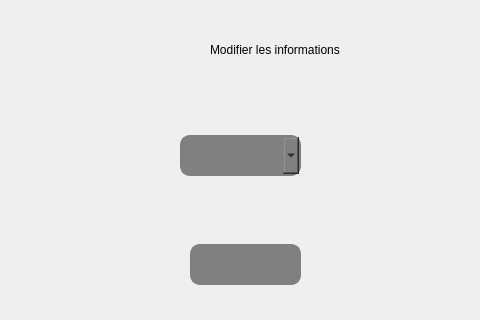
Old version of the form mainwindow.ui in the repository soumaya-nheri/Smart-Club-2A26; both pictures show x 170 to 650 and y 95 to 415 of the 1324 by 702 pixel window.
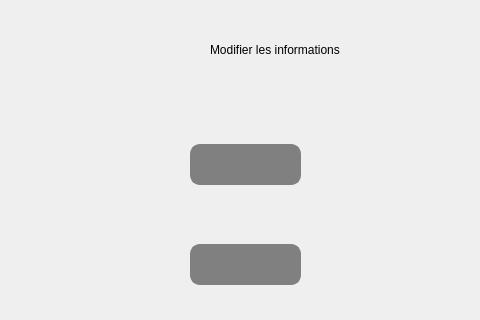
New version of the form. The open tabs and pages were chosen to show the change. Custom widgets are drawn as their Qt base class.

```diff
--- a/mainwindow.ui
+++ b/mainwindow.ui
@@ -1144,18 +1144,17 @@
           <string>Modifier les informations </string>
          </property>
         </widget>
-        <widget class="QComboBox" name="comboBox_ID_cheval">
+        <widget class="QLineEdit" name="IdCheval_3">
          <property name="geometry">
           <rect>
-           <x>320</x>
-           <y>161</y>
-           <width>121</width>
+           <x>330</x>
+           <y>170</y>
+           <width>111</width>
            <height>41</height>
           </rect>
          </property>
          <property name="styleSheet">
-          <string notr="true">QComboBox
- {
+          <string notr="true">QLineEdit {
     border: 2px solid gray;
     border-radius: 10px;
     padding: 0 8px;
```
Left out of the diff: 10 changed lines with no effect on the pictures.
